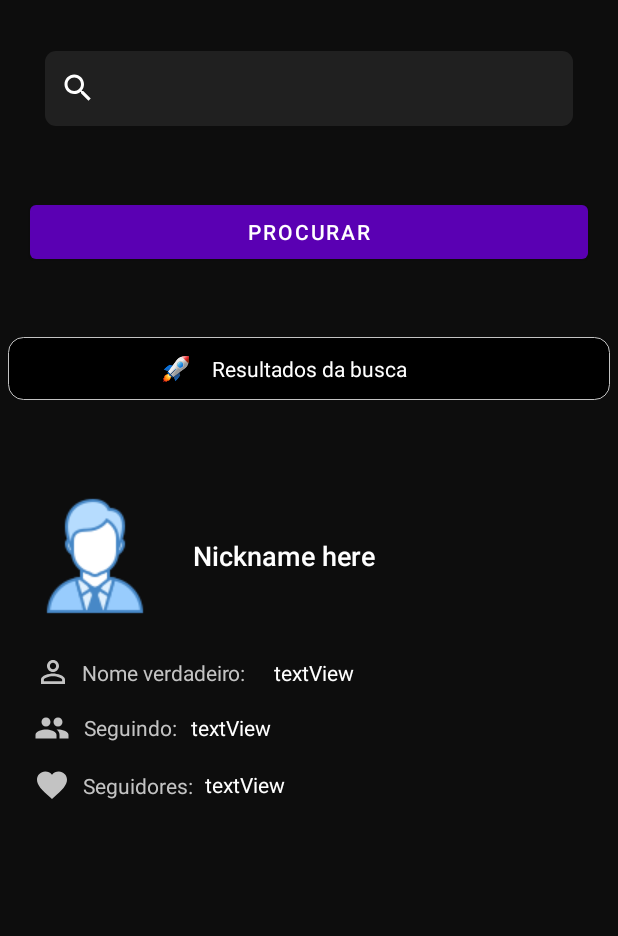
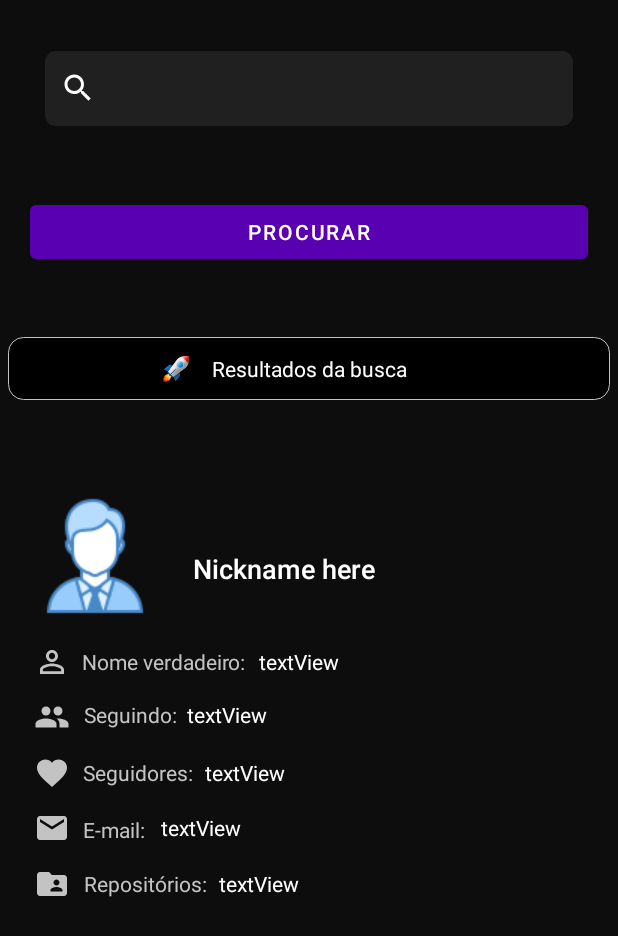
Before and after one commit to GustavoHenriqueDK/Github-API-for-user-search, an Android app: the screen it shows after launch (MainActivity), on a phone screen of 412 x 824 dp. Shown: the top 936 px of the screen. Run offline under Robolectric (Android 15) with nearby library versions, the phone set to English and light mode, and no system bars.

Commit message:
- User profile information is done;

```diff
--- /dev/null
+++ b/app/src/main/res/drawable/email_icon.xml
@@ -0,0 +1,5 @@
+<vector android:height="24dp" android:tint="#C3C3C3"
+    android:viewportHeight="24" android:viewportWidth="24"
+    android:width="24dp" xmlns:android="http://schemas.android.com/apk/res/android">
+    <path android:fillColor="@android:color/white" android:pathData="M20,4L4,4c-1.1,0 -1.99,0.9 -1.99,2L2,18c0,1.1 0.9,2 2,2h16c1.1,0 2,-0.9 2,-2L22,6c0,-1.1 -0.9,-2 -2,-2zM20,8l-8,5 -8,-5L4,6l8,5 8,-5v2z"/>
+</vector>
--- /dev/null
+++ b/app/src/main/res/drawable/ic_baseline_folder_shared_24.xml
@@ -0,0 +1,5 @@
+<vector android:height="24dp" android:tint="#C3C3C3"
+    android:viewportHeight="24" android:viewportWidth="24"
+    android:width="24dp" xmlns:android="http://schemas.android.com/apk/res/android">
+    <path android:fillColor="@android:color/white" android:pathData="M20,6h-8l-2,-2L4,4c-1.1,0 -1.99,0.9 -1.99,2L2,18c0,1.1 0.9,2 2,2h16c1.1,0 2,-0.9 2,-2L22,8c0,-1.1 -0.9,-2 -2,-2zM15,9c1.1,0 2,0.9 2,2s-0.9,2 -2,2 -2,-0.9 -2,-2 0.9,-2 2,-2zM19,17h-8v-1c0,-1.33 2.67,-2 4,-2s4,0.67 4,2v1z"/>
+</vector>
--- a/app/src/main/res/layout/activity_main.xml
+++ b/app/src/main/res/layout/activity_main.xml
@@ -119,7 +119,7 @@
     <androidx.constraintlayout.widget.ConstraintLayout
         android:id="@+id/constraintLayoutUserInformations"
         android:layout_width="match_parent"
-        android:layout_height="230dp"
+        android:layout_height="300dp"
         android:layout_marginTop="37dp"
         app:layout_constraintBottom_toBottomOf="parent"
         app:layout_constraintEnd_toEndOf="parent"
@@ -164,10 +164,10 @@
             android:layout_height="wrap_content"
             app:layout_constraintBottom_toBottomOf="parent"
             app:layout_constraintEnd_toEndOf="parent"
-            app:layout_constraintHorizontal_bias="0.06"
+            app:layout_constraintHorizontal_bias="0.059"
             app:layout_constraintStart_toStartOf="parent"
             app:layout_constraintTop_toBottomOf="@+id/imageViewUserPhotoProfile"
-            app:layout_constraintVertical_bias="0.218"
+            app:layout_constraintVertical_bias="0.103"
             app:srcCompat="@drawable/login_icon" />
 
         <TextView
@@ -178,10 +178,10 @@
             android:textColor="@color/colorGrey"
             app:layout_constraintBottom_toBottomOf="parent"
             app:layout_constraintEnd_toEndOf="parent"
-            app:layout_constraintHorizontal_bias="0.03"
+            app:layout_constraintHorizontal_bias="0.031"
             app:layout_constraintStart_toEndOf="@+id/imageViewLoginIcon"
             app:layout_constraintTop_toBottomOf="@+id/imageViewUserPhotoProfile"
-            app:layout_constraintVertical_bias="0.23000002" />
+            app:layout_constraintVertical_bias="0.110000014" />
 
         <TextView
             android:id="@+id/textView3"
@@ -194,7 +194,7 @@
             app:layout_constraintHorizontal_bias="0.031"
             app:layout_constraintStart_toEndOf="@+id/imageViewIconFollowing"
             app:layout_constraintTop_toBottomOf="@+id/textView1"
-            app:layout_constraintVertical_bias="0.23000002" />
+            app:layout_constraintVertical_bias="0.110000014" />
 
         <TextView
             android:id="@+id/textView4"
@@ -207,24 +207,50 @@
             app:layout_constraintHorizontal_bias="0.029"
             app:layout_constraintStart_toEndOf="@+id/imageViewIconFollowers"
             app:layout_constraintTop_toBottomOf="@+id/textView3"
-            app:layout_constraintVertical_bias="0.51" />
+            app:layout_constraintVertical_bias="0.17000002" />
+
+        <TextView
+            android:id="@+id/textView5"
+            android:layout_width="wrap_content"
+            android:layout_height="wrap_content"
+            android:text="E-mail:"
+            android:textColor="@color/colorGrey"
+            app:layout_constraintBottom_toBottomOf="parent"
+            app:layout_constraintEnd_toEndOf="parent"
+            app:layout_constraintHorizontal_bias="0.027"
+            app:layout_constraintStart_toEndOf="@+id/imageViewIconEmail"
+            app:layout_constraintTop_toBottomOf="@+id/textView4"
+            app:layout_constraintVertical_bias="0.25" />
+
+        <TextView
+            android:id="@+id/textView6"
+            android:layout_width="wrap_content"
+            android:layout_height="wrap_content"
+            android:text="Repositórios:"
+            android:textColor="@color/colorGrey"
+            app:layout_constraintBottom_toBottomOf="parent"
+            app:layout_constraintEnd_toEndOf="parent"
+            app:layout_constraintHorizontal_bias="0.032"
+            app:layout_constraintStart_toEndOf="@+id/imageViewIconRepository"
+            app:layout_constraintTop_toBottomOf="@+id/textView5"
+            app:layout_constraintVertical_bias="0.48000002" />
 
         <TextView
             android:id="@+id/textViewLoginUsername"
             android:layout_width="wrap_content"
             android:layout_height="wrap_content"
-            android:layout_marginStart="10dp"
-            android:layout_marginLeft="10dp"
+            android:layout_marginStart="3dp"
+            android:layout_marginLeft="3dp"
             android:layout_marginEnd="10dp"
             android:layout_marginRight="10dp"
             android:text="textView"
             android:textColor="@color/colorWhite"
             app:layout_constraintBottom_toBottomOf="parent"
             app:layout_constraintEnd_toEndOf="parent"
-            app:layout_constraintHorizontal_bias="0.05"
+            app:layout_constraintHorizontal_bias="0.03"
             app:layout_constraintStart_toEndOf="@+id/textView1"
             app:layout_constraintTop_toBottomOf="@+id/imageViewUserPhotoProfile"
-            app:layout_constraintVertical_bias="0.23000002" />
+            app:layout_constraintVertical_bias="0.110000014" />
 
         <TextView
             android:id="@+id/textViewFollowing"
@@ -236,10 +262,10 @@
             android:textColor="@color/colorWhite"
             app:layout_constraintBottom_toBottomOf="parent"
             app:layout_constraintEnd_toEndOf="parent"
-            app:layout_constraintHorizontal_bias="0.04"
+            app:layout_constraintHorizontal_bias="0.03"
             app:layout_constraintStart_toEndOf="@+id/textView3"
             app:layout_constraintTop_toBottomOf="@+id/textViewLoginUsername"
-            app:layout_constraintVertical_bias="0.23000002" />
+            app:layout_constraintVertical_bias="0.110000014" />
 
         <TextView
             android:id="@+id/textViewFollowers"
@@ -253,7 +279,40 @@
             app:layout_constraintEnd_toEndOf="parent"
             app:layout_constraintHorizontal_bias="0.037"
             app:layout_constraintStart_toEndOf="@+id/textView4"
-            app:layout_constraintTop_toBottomOf="@+id/textViewFollowing" />
+            app:layout_constraintTop_toBottomOf="@+id/textViewFollowing"
+            app:layout_constraintVertical_bias="0.17000002" />
+
+        <TextView
+            android:id="@+id/textViewEmail"
+            android:layout_width="wrap_content"
+            android:layout_height="wrap_content"
+            android:layout_marginStart="3dp"
+            android:layout_marginLeft="3dp"
+            android:layout_marginEnd="10dp"
+            android:layout_marginRight="10dp"
+            android:text="textView"
+            android:textColor="@color/colorWhite"
+            app:layout_constraintBottom_toBottomOf="parent"
+            app:layout_constraintEnd_toEndOf="parent"
+            app:layout_constraintHorizontal_bias="0.03"
+            app:layout_constraintStart_toEndOf="@+id/textView5"
+            app:layout_constraintTop_toBottomOf="@+id/textViewFollowers"
+            app:layout_constraintVertical_bias="0.24000001" />
+
+        <TextView
+            android:id="@+id/textViewEmail2"
+            android:layout_width="wrap_content"
+            android:layout_height="wrap_content"
+            android:layout_marginEnd="10dp"
+            android:layout_marginRight="10dp"
+            android:text="textView"
+            android:textColor="@color/colorWhite"
+            app:layout_constraintBottom_toBottomOf="parent"
+            app:layout_constraintEnd_toEndOf="parent"
+            app:layout_constraintHorizontal_bias="0.038"
+            app:layout_constraintStart_toEndOf="@+id/textView6"
+            app:layout_constraintTop_toBottomOf="@+id/textViewEmail"
+            app:layout_constraintVertical_bias="0.486" />
 
         <ImageView
             android:id="@+id/imageViewIconFollowing"
@@ -264,7 +323,7 @@
             app:layout_constraintHorizontal_bias="0.059"
             app:layout_constraintStart_toStartOf="parent"
             app:layout_constraintTop_toBottomOf="@+id/imageViewLoginIcon"
-            app:layout_constraintVertical_bias="0.194"
+            app:layout_constraintVertical_bias="0.089999974"
             app:srcCompat="@drawable/followers_icon" />
 
         <ImageView
@@ -276,8 +335,32 @@
             app:layout_constraintHorizontal_bias="0.059"
             app:layout_constraintStart_toStartOf="parent"
             app:layout_constraintTop_toBottomOf="@+id/imageViewIconFollowing"
-            app:layout_constraintVertical_bias="0.466"
+            app:layout_constraintVertical_bias="0.13"
             app:srcCompat="@drawable/following_icon" />
+
+        <ImageView
+            android:id="@+id/imageViewIconEmail"
+            android:layout_width="wrap_content"
+            android:layout_height="wrap_content"
+            app:layout_constraintBottom_toBottomOf="parent"
+            app:layout_constraintEnd_toEndOf="parent"
+            app:layout_constraintHorizontal_bias="0.059"
+            app:layout_constraintStart_toStartOf="parent"
+            app:layout_constraintTop_toBottomOf="@+id/imageViewIconFollowers"
+            app:layout_constraintVertical_bias="0.196"
+            app:srcCompat="@drawable/email_icon" />
+
+        <ImageView
+            android:id="@+id/imageViewIconRepository"
+            android:layout_width="wrap_content"
+            android:layout_height="wrap_content"
+            app:layout_constraintBottom_toBottomOf="parent"
+            app:layout_constraintEnd_toEndOf="parent"
+            app:layout_constraintHorizontal_bias="0.059"
+            app:layout_constraintStart_toStartOf="parent"
+            app:layout_constraintTop_toBottomOf="@+id/imageViewIconEmail"
+            app:layout_constraintVertical_bias="0.448"
+            app:srcCompat="@drawable/ic_baseline_folder_shared_24" />
     </androidx.constraintlayout.widget.ConstraintLayout>
 
 </androidx.constraintlayout.widget.ConstraintLayout>
```
